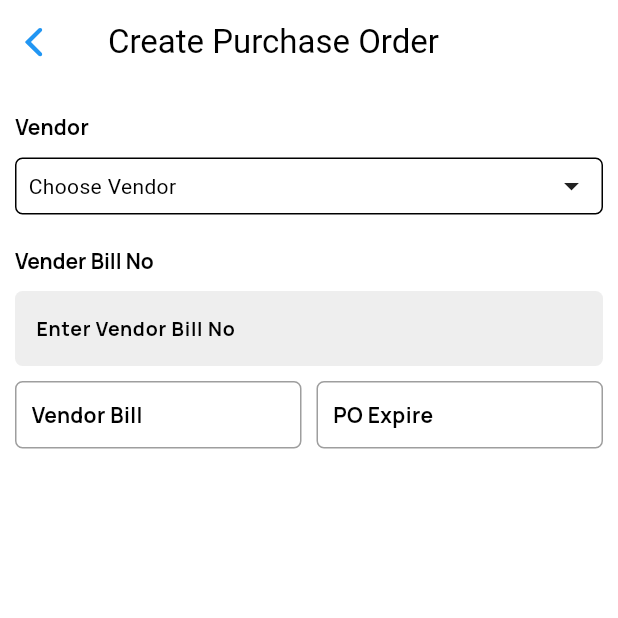
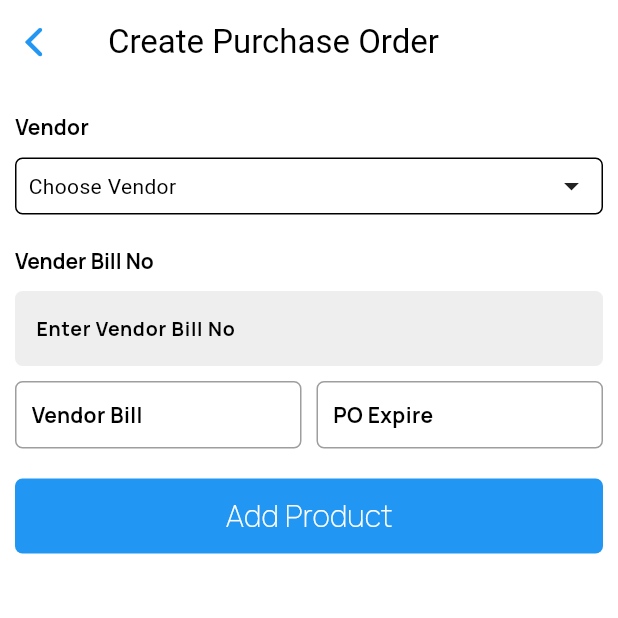
Before and after one commit to NagendraThakur/rastriya_solution_flutter, a Flutter app: the PurchaseOrderListPage screen opened by its route, after a tap on "Add Purchase Order", on a phone screen of 412 x 824 dp, the top half of it. Run offline on Flutter 3.47's test engine with Material 3 defaults, Android fonts, the phone set to English and light mode, and no system bars; our stand-ins replace bloc, dio, equatable, flutter_bloc, flutter_svg, fluttertoast and 6 more; missing offline and left inert: nepali_date_picker; accounts and stored records are empty; project files that could hold a hidden picture were left out.

Commit message:
update
assign product to purchaseLine in purchaseOrder

```diff
--- a/lib/pages/pos/presentation/global/pay/portion/discount_bottom_sheet.dart
+++ b/lib/pages/pos/presentation/global/pay/portion/discount_bottom_sheet.dart
@@ -3,7 +3,6 @@ import 'package:flutter/material.dart';
 import 'package:flutter/services.dart';
 import 'package:flutter_bloc/flutter_bloc.dart';
 import 'package:rastriya_solution_flutter/helper/numerical_range_formatter.dart';
-import 'package:rastriya_solution_flutter/model/product_model.dart';
 import 'package:rastriya_solution_flutter/pages/pos/cubit/pos_cubit.dart';
 import 'package:rastriya_solution_flutter/shared/spacing.dart';
 import 'package:rastriya_solution_flutter/shared/text_style.dart';
--- a/lib/pages/purchase_module/cubit/purchase_cubit.dart
+++ b/lib/pages/purchase_module/cubit/purchase_cubit.dart
@@ -3,11 +3,56 @@ import 'package:meta/meta.dart';
 import 'package:rastriya_solution_flutter/constants/config.dart';
 import 'package:rastriya_solution_flutter/data/repository/get_repository.dart';
 import 'package:rastriya_solution_flutter/model/ledger_model.dart';
+import 'package:rastriya_solution_flutter/model/product_model.dart';
 import 'package:rastriya_solution_flutter/model/purchase_model.dart';
 part 'purchase_state.dart';
 
 class PurchaseCubit extends Cubit<PurchaseState> {
   PurchaseCubit() : super(PurchaseState.initial());
+
+  assignProductToPurchaseLine({required ProductModel product}) {
+    double netAmount = (product.quantity! * product.lastUnitCost!) -
+        (product.discountAmount ?? 0.0);
+    PurchaseLine purchaseLine = PurchaseLine(
+      productCode: product.productCode,
+      unitCode: product.baseUnit,
+      quantity: product.quantity,
+      rate: product.lastUnitCost,
+      discountPercent: product.discountPercentage,
+      discountAmount: product.discountAmount,
+      netAmount: netAmount,
+      productType: "product",
+      vatPercent: product.vatPercent,
+      vatAmount: (netAmount * (product.vatPercent ?? 0)) / 100,
+      batchNo: product.batch?.id,
+      lineNetAmount: netAmount,
+    );
+    List<PurchaseLine> productList = state.productList;
+    productList.add(purchaseLine);
+    emit(state.copyWith(productList: productList));
+  }
+
+  Future<void> fetchProduct() async {
+    emit(state.copyWith(isFetching: true));
+
+    try {
+      final response = await GetRepository().getRequest(
+          path: GetRepository.product,
+          additionalHeader: {"company-id": Config.companyInfo!.id});
+      emit(state.copyWith(isFetching: false));
+      if (response["status"] == "success") {
+        List<dynamic> data = response["data"];
+        emit(state.copyWith(
+          searchProductList:
+              data.map((json) => ProductModel.fromJson(json)).toList(),
+        ));
+      } else {
+        emit(state.copyWith(message: 'Failed to fetch data'));
+      }
+    } catch (e) {
+      emit(state.copyWith(message: 'Failed: $e'));
+    }
+  }
 
   Future<void> fetchLedger() async {
     dynamic response = await GetRepository().getRequest(
--- a/lib/pages/purchase_module/cubit/purchase_state.dart
+++ b/lib/pages/purchase_module/cubit/purchase_state.dart
@@ -8,6 +8,8 @@ class PurchaseState {
   final List<PurchaseModel> purchaseList;
   final List<PurchaseModel> filteredPurchaseList;
   final List<LedgerModel> venderList;
+  final List<PurchaseLine> productList;
+  final List<ProductModel> searchProductList;
 
   PurchaseState({
     this.isLoading,
@@ -16,20 +18,29 @@ class PurchaseState {
     required this.purchaseList,
     required this.filteredPurchaseList,
     required this.venderList,
+    required this.productList,
+    required this.searchProductList,
   });
 
   factory PurchaseState.initial() {
     return PurchaseState(
-        purchaseList: [], filteredPurchaseList: [], venderList: []);
+        purchaseList: [],
+        filteredPurchaseList: [],
+        venderList: [],
+        productList: [],
+        searchProductList: []);
   }
 
-  PurchaseState copyWith(
-      {bool? isLoading,
-      bool? isFetching,
-      String? message,
-      List<PurchaseModel>? purchaseList,
-      List<PurchaseModel>? filteredPurchaseList,
-      List<LedgerModel>? venderList}) {
+  PurchaseState copyWith({
+    bool? isLoading,
+    bool? isFetching,
+    String? message,
+    List<PurchaseModel>? purchaseList,
+    List<PurchaseModel>? filteredPurchaseList,
+    List<LedgerModel>? venderList,
+    List<PurchaseLine>? productList,
+    List<ProductModel>? searchProductList,
+  }) {
     return PurchaseState(
       isLoading: isLoading,
       isFetching: isFetching,
@@ -37,6 +48,8 @@ class PurchaseState {
       purchaseList: purchaseList ?? this.purchaseList,
       filteredPurchaseList: filteredPurchaseList ?? this.filteredPurchaseList,
       venderList: venderList ?? this.venderList,
+      productList: productList ?? this.productList,
+      searchProductList: searchProductList ?? this.searchProductList,
     );
   }
 }
--- a/lib/pages/purchase_module/purchase_order/edit_purchase_order.dart
+++ b/lib/pages/purchase_module/purchase_order/edit_purchase_order.dart
@@ -8,6 +8,7 @@ import 'package:rastriya_solution_flutter/model/purchase_model.dart';
 import 'package:rastriya_solution_flutter/pages/purchase_module/cubit/purchase_cubit.dart';
 import 'package:rastriya_solution_flutter/shared/spacing.dart';
 import 'package:rastriya_solution_flutter/widgets/box_widget.dart';
+import 'package:rastriya_solution_flutter/widgets/button.dart';
 import 'package:rastriya_solution_flutter/widgets/drop_down_button.dart';
 import 'package:rastriya_solution_flutter/widgets/textfield.dart';
 import 'package:rastriya_solution_flutter/widgets/two_row_component.dart';
@@ -93,7 +94,13 @@ class _EditPurchaseOrderState extends State<EditPurchaseOrder> {
                         value: expiryDate.toString().split(" ").first,
                         label: "PO Expire"),
                   ),
-                )
+                ),
+                CustomButton(
+                    buttonText: "Add Product",
+                    onPressed: () {
+                      Navigator.of(context)
+                          .pushNamed("/purchase_product_Search");
+                    })
               ],
             ),
           ),
--- a/lib/pages/purchase_module/purchase_order/purchase_order_list.dart
+++ b/lib/pages/purchase_module/purchase_order/purchase_order_list.dart
@@ -26,6 +26,7 @@ class _PurchaseOrderListPageState extends State<PurchaseOrderListPage> {
     Future.delayed(Duration.zero, () {
       BlocProvider.of<PurchaseCubit>(context).fetchPurchaseOrder();
       BlocProvider.of<PurchaseCubit>(context).fetchLedger();
+      BlocProvider.of<PurchaseCubit>(context).fetchProduct();
     });
   }
 
--- a/lib/routes/routes.dart
+++ b/lib/routes/routes.dart
@@ -76,6 +76,7 @@ import 'package:rastriya_solution_flutter/pages/pos_setup/table_setup/edit_table
 import 'package:rastriya_solution_flutter/pages/pos_setup/table_setup/table_setup_list.dart';
 import 'package:rastriya_solution_flutter/pages/basic_reports/basic_reports_page.dart';
 import 'package:rastriya_solution_flutter/pages/basic_reports/top_selling_products/top_selling_products_list.dart';
+import 'package:rastriya_solution_flutter/pages/purchase_module/product/purchase_production_search.dart';
 import 'package:rastriya_solution_flutter/pages/purchase_module/purchase_module_main.dart';
 import 'package:rastriya_solution_flutter/pages/purchase_module/purchase_order/edit_purchase_order.dart';
 import 'package:rastriya_solution_flutter/pages/purchase_module/purchase_order/purchase_order_list.dart';
@@ -122,6 +123,11 @@ class Routes {
       case "/purchase_module_main":
         return MaterialPageRoute(
             builder: (context) => const PurchaseModuleMainPage());
+
+      case "/purchase_product_Search":
+        return MaterialPageRoute(
+            builder: (context) => const PurchaseProductSearchPage());
+
       case "/purchase_order_list":
         final bool? showSummary = settings.arguments as bool?;
         return MaterialPageRoute(
```
Also changed, not shown: lib/pages/purchase_module/product/portion/add_product_to_purchase_line.dart (added, +169 -0 lines), lib/pages/purchase_module/product/purchase_production_search.dart (added, +84 -0 lines).
